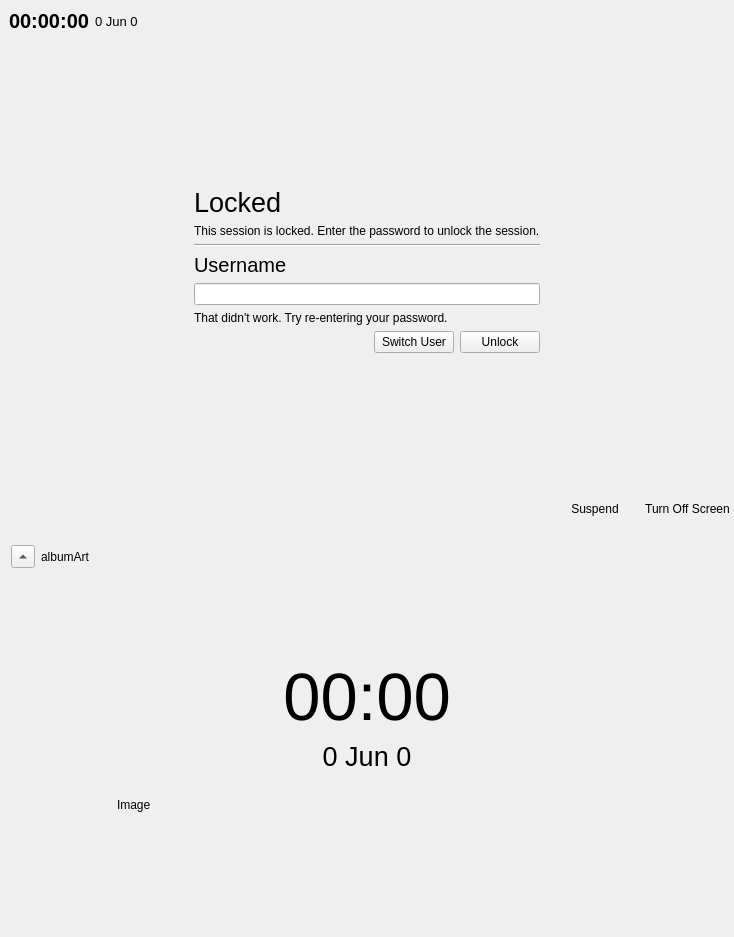
Old version of the form mainwindow.ui in the repository vicr123/tsscreenlock.
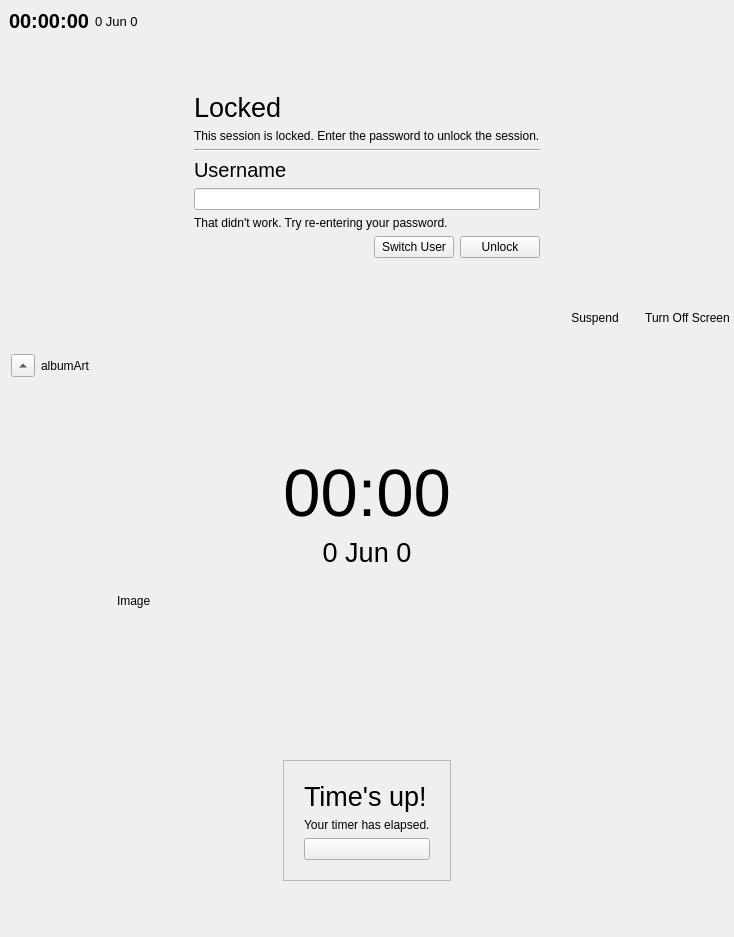
New version of the form. Icons and pictures are not drawn. Custom widgets are drawn as their Qt base class.

Commit message: Stop timer button

```diff
--- a/mainwindow.ui
+++ b/mainwindow.ui
@@ -313,6 +313,145 @@
          </property>
         </spacer>
        </item>
+       <item row="0" column="1">
+        <spacer name="verticalSpacer_5">
+         <property name="orientation">
+          <enum>Qt::Vertical</enum>
+         </property>
+         <property name="sizeHint" stdset="0">
+          <size>
+           <width>20</width>
+           <height>40</height>
+          </size>
+         </property>
+        </spacer>
+       </item>
+       <item row="4" column="0" colspan="3">
+        <widget class="QFrame" name="timerFrame">
+         <property name="autoFillBackground">
+          <bool>true</bool>
+         </property>
+         <property name="frameShape">
+          <enum>QFrame::NoFrame</enum>
+         </property>
+         <property name="frameShadow">
+          <enum>QFrame::Raised</enum>
+         </property>
+         <layout class="QGridLayout" name="gridLayout_3">
+          <item row="1" column="2">
+           <spacer name="horizontalSpacer_9">
+            <property name="orientation">
+             <enum>Qt::Horizontal</enum>
+            </property>
+            <property name="sizeHint" stdset="0">
+             <size>
+              <width>40</width>
+              <height>20</height>
+             </size>
+            </property>
+           </spacer>
+          </item>
+          <item row="1" column="0">
+           <spacer name="horizontalSpacer_8">
+            <property name="orientation">
+             <enum>Qt::Horizontal</enum>
+            </property>
+            <property name="sizeHint" stdset="0">
+             <size>
+              <width>40</width>
+              <height>20</height>
+             </size>
+            </property>
+           </spacer>
+          </item>
+          <item row="0" column="1">
+           <spacer name="verticalSpacer_6">
+            <property name="orientation">
+             <enum>Qt::Vertical</enum>
+            </property>
+            <property name="sizeHint" stdset="0">
+             <size>
+              <width>20</width>
+              <height>40</height>
+             </size>
+            </property>
+           </spacer>
+          </item>
+          <item row="2" column="1">
+           <spacer name="verticalSpacer_7">
+            <property name="orientation">
+             <enum>Qt::Vertical</enum>
+            </property>
+            <property name="sizeHint" stdset="0">
+             <size>
+              <width>20</width>
+              <height>40</height>
+             </size>
+            </property>
+           </spacer>
+          </item>
+          <item row="1" column="1">
+           <widget class="QFrame" name="frame_4">
+            <property name="frameShape">
+             <enum>QFrame::StyledPanel</enum>
+            </property>
+            <property name="frameShadow">
+             <enum>QFrame::Raised</enum>
+            </property>
+            <layout class="QVBoxLayout" name="verticalLayout_5">
+             <property name="leftMargin">
+              <number>20</number>
+             </property>
+             <property name="topMargin">
+              <number>20</number>
+             </property>
+             <property name="rightMargin">
+              <number>20</number>
+             </property>
+             <property name="bottomMargin">
+              <number>20</number>
+             </property>
+             <item>
+              <widget class="QLabel" name="label_3">
+               <property name="font">
+                <font>
+                 <pointsize>20</pointsize>
+                </font>
+               </property>
+               <property name="text">
+                <string>Time's up!</string>
+               </property>
+              </widget>
+             </item>
+             <item>
+              <widget class="QLabel" name="label_4">
+               <property name="text">
+                <string>Your timer has elapsed.</string>
+               </property>
+              </widget>
+             </item>
+             <item>
+              <widget class="QPushButton" name="stopTimerButton">
+               <property name="text">
+                <string/>
+               </property>
+               <property name="icon">
+                <iconset theme="media-playback-stop"/>
+               </property>
+               <property name="iconSize">
+                <size>
+                 <width>64</width>
+                 <height>64</height>
+                </size>
+               </property>
+              </widget>
+             </item>
+            </layout>
+           </widget>
+          </item>
+         </layout>
+        </widget>
+       </item>
       </layout>
      </widget>
     </item>
```
Left out of the diff: 40 changed lines with no effect on the pictures. The commit also changes 6 other files.
